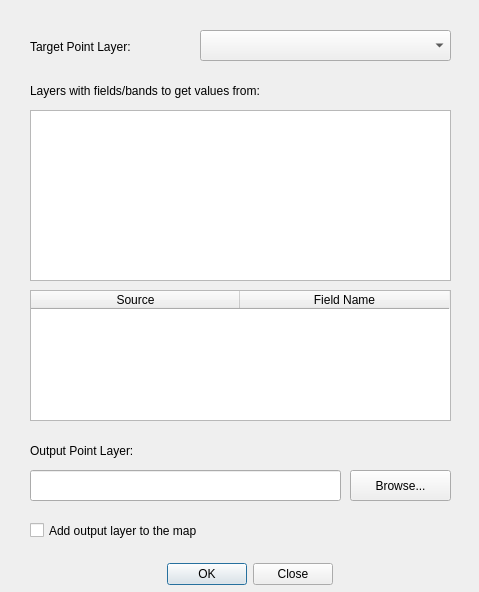
First picture: the form in ExtractToPoints_dialog_base.ui, repository HanwGeek/geoRec, before the edit.
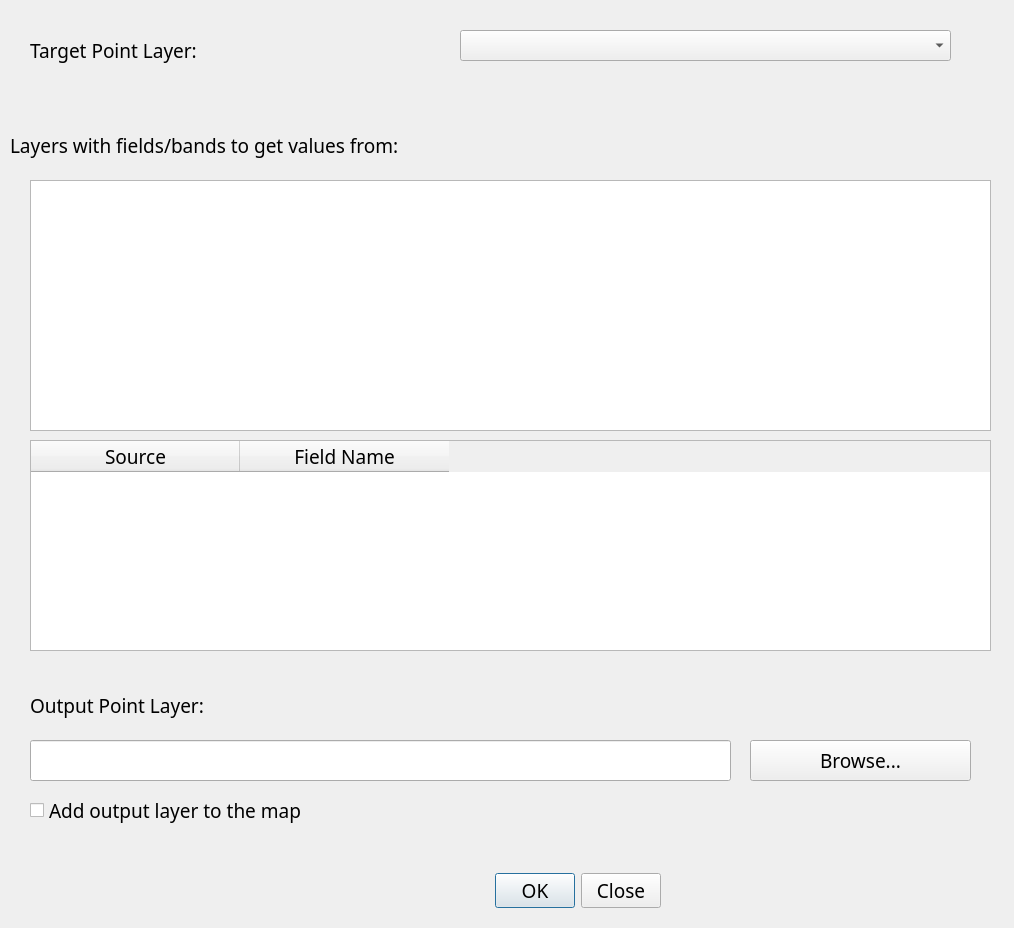
Second picture: the form after the edit.

Commit message: high dpi ui fix

Diff of the .ui file:
```diff
--- a/ExtractToPoints_dialog_base.ui
+++ b/ExtractToPoints_dialog_base.ui
@@ -6,8 +6,8 @@
    <rect>
     <x>0</x>
     <y>0</y>
-    <width>479</width>
-    <height>592</height>
+    <width>1014</width>
+    <height>928</height>
    </rect>
   </property>
   <property name="windowTitle">
@@ -16,19 +16,25 @@
   <widget class="QWidget" name="widget_2" native="true">
    <property name="geometry">
     <rect>
-     <x>10</x>
-     <y>70</y>
-     <width>451</width>
-     <height>361</height>
+     <x>0</x>
+     <y>110</y>
+     <width>1001</width>
+     <height>551</height>
     </rect>
    </property>
+   <property name="font">
+    <font>
+     <family>Source Code Variable</family>
+     <pointsize>14</pointsize>
+    </font>
+   </property>
    <widget class="QLabel" name="label_2">
     <property name="geometry">
      <rect>
-      <x>20</x>
+      <x>10</x>
       <y>10</y>
-      <width>352</width>
-      <height>21</height>
+      <width>961</width>
+      <height>51</height>
      </rect>
     </property>
     <property name="sizePolicy">
@@ -37,6 +43,12 @@
       <verstretch>0</verstretch>
      </sizepolicy>
     </property>
+    <property name="font">
+     <font>
+      <family>Source Code Variable</family>
+      <pointsize>14</pointsize>
+     </font>
+    </property>
     <property name="text">
      <string>Layers with fields/bands to get values from:</string>
     </property>
@@ -44,12 +56,18 @@
    <widget class="QListWidget" name="SourceField">
     <property name="geometry">
      <rect>
-      <x>20</x>
-      <y>40</y>
-      <width>421</width>
-      <height>171</height>
+      <x>30</x>
+      <y>70</y>
+      <width>961</width>
+      <height>251</height>
      </rect>
     </property>
+    <property name="font">
+     <font>
+      <family>Source Code Variable</family>
+      <pointsize>14</pointsize>
+     </font>
+    </property>
     <property name="cursor" stdset="0">
      <cursorShape>ArrowCursor</cursorShape>
     </property>
@@ -66,12 +84,18 @@
    <widget class="QTableWidget" name="FieldsTable">
     <property name="geometry">
      <rect>
-      <x>20</x>
-      <y>220</y>
-      <width>421</width>
-      <height>131</height>
+      <x>30</x>
+      <y>330</y>
+      <width>961</width>
+      <height>211</height>
      </rect>
     </property>
+    <property name="font">
+     <font>
+      <family>Source Code Variable</family>
+      <pointsize>14</pointsize>
+     </font>
+    </property>
     <property name="autoScrollMargin">
      <number>16</number>
     </property>
@@ -128,22 +152,29 @@
     <rect>
      <x>10</x>
      <y>10</y>
-     <width>451</width>
+     <width>991</width>
      <height>80</height>
     </rect>
    </property>
+   <property name="font">
+    <font>
+     <family>Source Code Variable</family>
+     <pointsize>14</pointsize>
+    </font>
+   </property>
    <widget class="QLabel" name="label_1">
     <property name="geometry">
      <rect>
       <x>20</x>
       <y>20</y>
-      <width>151</width>
-      <height>33</height>
+      <width>421</width>
+      <height>41</height>
      </rect>
     </property>
     <property name="font">
      <font>
-      <pointsize>9</pointsize>
+      <family>Source Code Variable</family>
+      <pointsize>14</pointsize>
      </font>
     </property>
     <property name="text">
@@ -153,32 +184,50 @@
    <widget class="QComboBox" name="TargetLayer">
     <property name="geometry">
      <rect>
-      <x>190</x>
+      <x>450</x>
       <y>20</y>
-      <width>251</width>
+      <width>491</width>
       <height>31</height>
      </rect>
     </property>
+    <property name="font">
+     <font>
+      <family>Source Code Variable</family>
+      <pointsize>14</pointsize>
+     </font>
+    </property>
    </widget>
   </widget>
   <widget class="QWidget" name="widget_3" native="true">
    <property name="geometry">
     <rect>
      <x>10</x>
-     <y>430</y>
-     <width>451</width>
-     <height>121</height>
+     <y>680</y>
+     <width>981</width>
+     <height>161</height>
     </rect>
    </property>
+   <property name="font">
+    <font>
+     <family>Source Code Variable</family>
+     <pointsize>14</pointsize>
+    </font>
+   </property>
    <widget class="QLabel" name="label_3">
     <property name="geometry">
      <rect>
       <x>20</x>
       <y>10</y>
-      <width>171</width>
-      <height>21</height>
+      <width>421</width>
+      <height>31</height>
      </rect>
     </property>
+    <property name="font">
+     <font>
+      <family>Source Code Variable</family>
+      <pointsize>14</pointsize>
+     </font>
+    </property>
     <property name="text">
      <string>Output Point Layer:</string>
     </property>
@@ -187,21 +236,33 @@
     <property name="geometry">
      <rect>
       <x>20</x>
-      <y>40</y>
-      <width>311</width>
-      <height>31</height>
+      <y>60</y>
+      <width>701</width>
+      <height>41</height>
      </rect>
     </property>
+    <property name="font">
+     <font>
+      <family>Source Code Variable</family>
+      <pointsize>14</pointsize>
+     </font>
+    </property>
    </widget>
    <widget class="QToolButton" name="BrowseButton">
     <property name="geometry">
      <rect>
-      <x>340</x>
-      <y>40</y>
-      <width>101</width>
-      <height>31</height>
+      <x>740</x>
+      <y>60</y>
+      <width>221</width>
+      <height>41</height>
      </rect>
     </property>
+    <property name="font">
+     <font>
+      <family>Source Code Variable</family>
+      <pointsize>14</pointsize>
+     </font>
+    </property>
     <property name="text">
      <string>Browse...</string>
     </property>
@@ -210,11 +271,17 @@
     <property name="geometry">
      <rect>
       <x>20</x>
-      <y>80</y>
+      <y>110</y>
       <width>391</width>
       <height>41</height>
      </rect>
     </property>
+    <property name="font">
+     <font>
+      <family>Source Code Variable</family>
+      <pointsize>14</pointsize>
+     </font>
+    </property>
     <property name="text">
      <string>Add output layer to the map</string>
     </property>
@@ -226,10 +293,10 @@
    </property>
    <property name="geometry">
     <rect>
-     <x>140</x>
-     <y>560</y>
-     <width>193</width>
-     <height>28</height>
+     <x>370</x>
+     <y>870</y>
+     <width>291</width>
+     <height>41</height>
     </rect>
    </property>
    <property name="sizePolicy">
@@ -238,6 +305,12 @@
      <verstretch>0</verstretch>
     </sizepolicy>
    </property>
+   <property name="font">
+    <font>
+     <family>Source Code Variable</family>
+     <pointsize>14</pointsize>
+    </font>
+   </property>
    <property name="layoutDirection">
     <enum>Qt::LeftToRight</enum>
    </property>
```
The commit also changes 2 other files.
